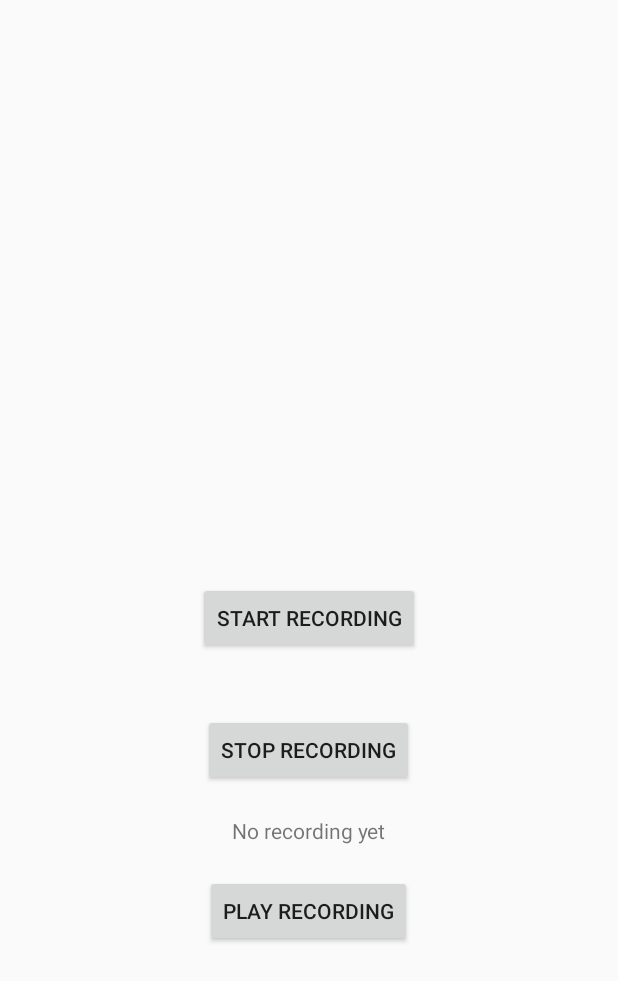
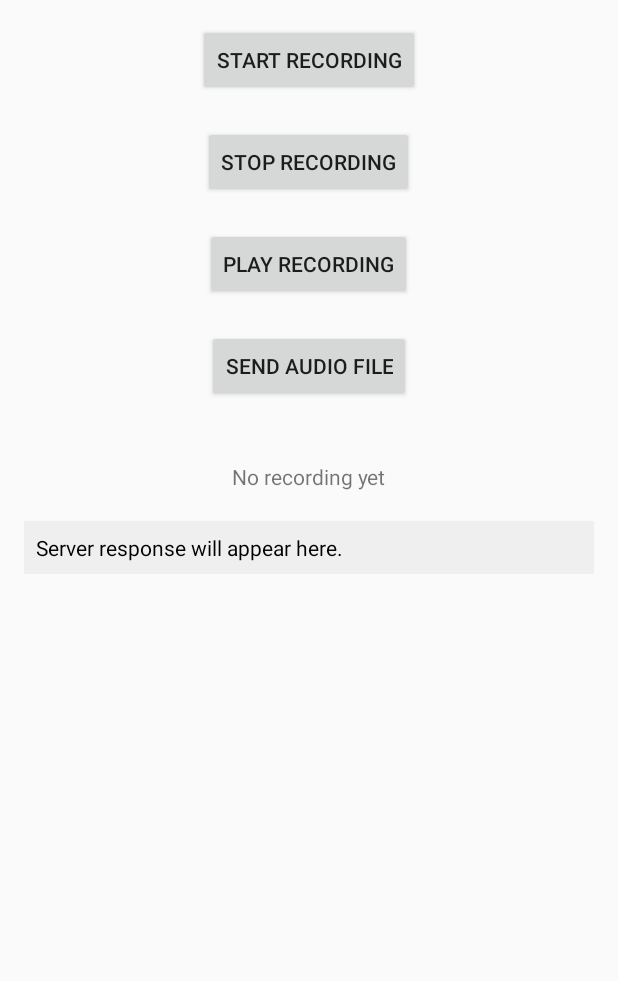
Before and after one commit to carboni123/AndroidRecorder, an Android app built with Jetpack Compose: the screen it shows after launch (MainActivity), on a phone screen of 412 x 824 dp. Shown: the top 981 px of the screen. Run offline under Robolectric (Android 15) with nearby library versions, the phone set to English and light mode, and no system bars.

Commit message:
Send Audio to Flask server

```diff
--- a/app/build.gradle.kts
+++ b/app/build.gradle.kts
@@ -40,7 +40,8 @@ android {
 }
 
 dependencies {
-
+    implementation(libs.logging.interceptor)
+    implementation(libs.okhttp)
     implementation(libs.androidx.core.ktx)
     implementation(libs.androidx.lifecycle.runtime.ktx)
     implementation(libs.androidx.activity.compose)
--- a/app/src/main/AndroidManifest.xml
+++ b/app/src/main/AndroidManifest.xml
@@ -1,6 +1,7 @@
 <?xml version="1.0" encoding="utf-8"?>
 <manifest xmlns:android="http://schemas.android.com/apk/res/android"
     xmlns:tools="http://schemas.android.com/tools">
+    <uses-permission android:name="android.permission.INTERNET" />
     <uses-permission android:name="android.permission.RECORD_AUDIO" />
 
     <application
@@ -12,6 +13,7 @@
         android:roundIcon="@mipmap/ic_launcher_round"
         android:supportsRtl="true"
         android:theme="@style/Theme.ExampleRecorder"
+        android:networkSecurityConfig="@xml/network_security_config"
         tools:targetApi="31">
         <activity
             android:name=".MainActivity"
--- a/app/src/main/java/com/example/examplerecorder/MainActivity.kt
+++ b/app/src/main/java/com/example/examplerecorder/MainActivity.kt
@@ -15,13 +15,17 @@ import android.widget.Toast
 import androidx.appcompat.app.AppCompatActivity
 import androidx.core.app.ActivityCompat
 import androidx.core.content.ContextCompat
+import com.example.examplerecorder.sendRecordingToServer
 import java.io.IOException
 
 class MainActivity : AppCompatActivity() {
 
     private var mediaRecorder: MediaRecorder? = null
-    private var outputUri: Uri? = null
+    var outputUri: Uri? = null
     private var fileDescriptor: android.os.ParcelFileDescriptor? = null
+
+    // Save the file name so it can be reused when uploading.
+    private var outputFileName: String? = null
 
     private lateinit var tvRecordingStatus: TextView
 
@@ -33,6 +37,7 @@ class MainActivity : AppCompatActivity() {
         val recordButton = findViewById<Button>(R.id.btnRecord)
         val stopButton = findViewById<Button>(R.id.btnStop)
         val playButton = findViewById<Button>(R.id.btnPlay)
+        val sendButton = findViewById<Button>(R.id.btnSend)
 
         recordButton.setOnClickListener {
             if (checkPermission()) {
@@ -49,32 +54,34 @@ class MainActivity : AppCompatActivity() {
         playButton.setOnClickListener {
             playRecording()
         }
+
+        // Call the send function and pass both the outputUri and the recorded file's name.
+        sendButton.setOnClickListener {
+            sendRecordingToServer(outputUri, outputFileName ?: "default.3gp")
+        }
     }
 
     private fun startRecording() {
-        // Create a new MediaStore entry for the recording.
+        // Generate a unique file name.
+        outputFileName = "audiorecord_${System.currentTimeMillis()}.3gp"
         val contentValues = ContentValues().apply {
-            put(MediaStore.MediaColumns.DISPLAY_NAME, "audiorecord_${System.currentTimeMillis()}.3gp")
+            put(MediaStore.MediaColumns.DISPLAY_NAME, outputFileName)
             put(MediaStore.MediaColumns.MIME_TYPE, "audio/3gpp")
-            // Save in the Music directory
             put(MediaStore.MediaColumns.RELATIVE_PATH, Environment.DIRECTORY_MUSIC)
         }
 
-        // Insert the entry into MediaStore and obtain its Uri.
         outputUri = contentResolver.insert(MediaStore.Audio.Media.EXTERNAL_CONTENT_URI, contentValues)
         if (outputUri == null) {
             Toast.makeText(this, "Error creating file for recording", Toast.LENGTH_SHORT).show()
             return
         }
 
-        // Open a ParcelFileDescriptor for writing.
         fileDescriptor = contentResolver.openFileDescriptor(outputUri!!, "w")
         if (fileDescriptor == null) {
             Toast.makeText(this, "Error opening file for recording", Toast.LENGTH_SHORT).show()
             return
         }
 
-        // Set up MediaRecorder with the file descriptor.
         mediaRecorder = MediaRecorder().apply {
             setAudioSource(MediaRecorder.AudioSource.MIC)
             setOutputFormat(MediaRecorder.OutputFormat.THREE_GPP)
@@ -107,7 +114,6 @@ class MainActivity : AppCompatActivity() {
         }
         mediaRecorder = null
 
-        // Close the file descriptor if it's open.
         fileDescriptor?.close()
         fileDescriptor = null
     }
@@ -118,7 +124,6 @@ class MainActivity : AppCompatActivity() {
             return
         }
         try {
-            // Initialize MediaPlayer to play the content URI.
             val mediaPlayer = MediaPlayer().apply {
                 setDataSource(this@MainActivity, outputUri!!)
                 prepare()
--- a/app/src/main/res/layout/activity_main.xml
+++ b/app/src/main/res/layout/activity_main.xml
@@ -1,17 +1,24 @@
 <?xml version="1.0" encoding="utf-8"?>
-<RelativeLayout
+<LinearLayout
     xmlns:android="http://schemas.android.com/apk/res/android"
     android:layout_width="match_parent"
     android:layout_height="match_parent"
+    android:orientation="vertical"
     android:padding="16dp">
+
+    <!-- Container for buttons at the top, automatically centered horizontally -->
+    <LinearLayout
+        android:id="@+id/buttonContainer"
+        android:layout_width="match_parent"
+        android:layout_height="wrap_content"
+        android:orientation="vertical"
+        android:gravity="center_horizontal">
 
         <Button
             android:id="@+id/btnRecord"
             android:layout_width="wrap_content"
             android:layout_height="wrap_content"
             android:text="Start Recording"
-        android:layout_centerHorizontal="true"
-        android:layout_centerVertical="true"
             android:layout_marginBottom="20dp" />
 
         <Button
@@ -19,25 +26,50 @@
             android:layout_width="wrap_content"
             android:layout_height="wrap_content"
             android:text="Stop Recording"
-        android:layout_centerHorizontal="true"
-        android:layout_below="@id/btnRecord"
-        android:layout_marginTop="20dp" />
-
-    <TextView
-        android:id="@+id/tvRecordingStatus"
-        android:layout_width="wrap_content"
-        android:layout_height="wrap_content"
-        android:text="No recording yet"
-        android:layout_below="@id/btnStop"
-        android:layout_centerHorizontal="true"
-        android:layout_marginTop="20dp" />
+            android:layout_marginBottom="20dp" />
 
         <Button
             android:id="@+id/btnPlay"
             android:layout_width="wrap_content"
             android:layout_height="wrap_content"
             android:text="Play Recording"
-        android:layout_below="@id/tvRecordingStatus"
-        android:layout_centerHorizontal="true"
+            android:layout_marginBottom="20dp" />
+
+        <Button
+            android:id="@+id/btnSend"
+            android:layout_width="wrap_content"
+            android:layout_height="wrap_content"
+            android:text="Send Audio File"
+            android:layout_marginBottom="20dp"/>
+    </LinearLayout>
+
+    <!-- ProgressBar to show loading state. Initially hidden. -->
+    <ProgressBar
+        android:id="@+id/progressBar"
+        style="@android:style/Widget.DeviceDefault.Light.ProgressBar.Large"
+        android:layout_width="wrap_content"
+        android:layout_height="wrap_content"
+        android:layout_gravity="center"
+        android:visibility="gone"
         android:layout_marginTop="20dp"/>
-</RelativeLayout>
+
+    <!-- TextView for status messages (recording status) -->
+    <TextView
+        android:id="@+id/tvRecordingStatus"
+        android:layout_width="wrap_content"
+        android:layout_height="wrap_content"
+        android:text="No recording yet"
+        android:layout_marginTop="20dp"
+        android:layout_gravity="center_horizontal"/>
+
+    <!-- TextView for displaying the server response -->
+    <TextView
+        android:id="@+id/tvServerResponse"
+        android:layout_width="match_parent"
+        android:layout_height="wrap_content"
+        android:text="Server response will appear here."
+        android:padding="8dp"
+        android:background="#EFEFEF"
+        android:textColor="#000000"
+        android:layout_marginTop="20dp"/>
+</LinearLayout>
--- a/app/src/main/res/xml/data_extraction_rules.xml
+++ b/app/src/main/res/xml/data_extraction_rules.xml
@@ -5,10 +5,7 @@
 -->
 <data-extraction-rules>
     <cloud-backup>
-        <!-- TODO: Use <include> and <exclude> to control what is backed up.
-        <include .../>
-        <exclude .../>
-        -->
+        <!---->
     </cloud-backup>
     <!--
     <device-transfer>
--- /dev/null
+++ b/app/src/main/res/xml/network_security_config.xml
@@ -0,0 +1,4 @@
+<?xml version="1.0" encoding="utf-8"?>
+<network-security-config>
+    <base-config cleartextTrafficPermitted="true" />
+</network-security-config>
--- a/gradle/libs.versions.toml
+++ b/gradle/libs.versions.toml
@@ -9,6 +9,8 @@ lifecycleRuntimeKtx = "2.8.7"
 activityCompose = "1.10.0"
 composeBom = "2024.04.01"
 appcompat = "1.7.0"
+loggingInterceptor = "4.12.0"
+okhttp = "4.12.0"
 
 [libraries]
 androidx-core-ktx = { group = "androidx.core", name = "core-ktx", version.ref = "coreKtx" }
@@ -26,6 +28,8 @@ androidx-ui-test-manifest = { group = "androidx.compose.ui", name = "ui-test-man
 androidx-ui-test-junit4 = { group = "androidx.compose.ui", name = "ui-test-junit4" }
 androidx-material3 = { group = "androidx.compose.material3", name = "material3" }
 androidx-appcompat = { group = "androidx.appcompat", name = "appcompat", version.ref = "appcompat" }
+logging-interceptor = { module = "com.squareup.okhttp3:logging-interceptor", version.ref = "loggingInterceptor" }
+okhttp = { module = "com.squareup.okhttp3:okhttp", version.ref = "okhttp" }
 
 [plugins]
 android-application = { id = "com.android.application", version.ref = "agp" }
```
Also changed, not shown: app/src/main/java/com/example/examplerecorder/SendFile.kt (added, +98 -0 lines), 1 other file. Lines whose indentation alone changed are shown as unchanged.
